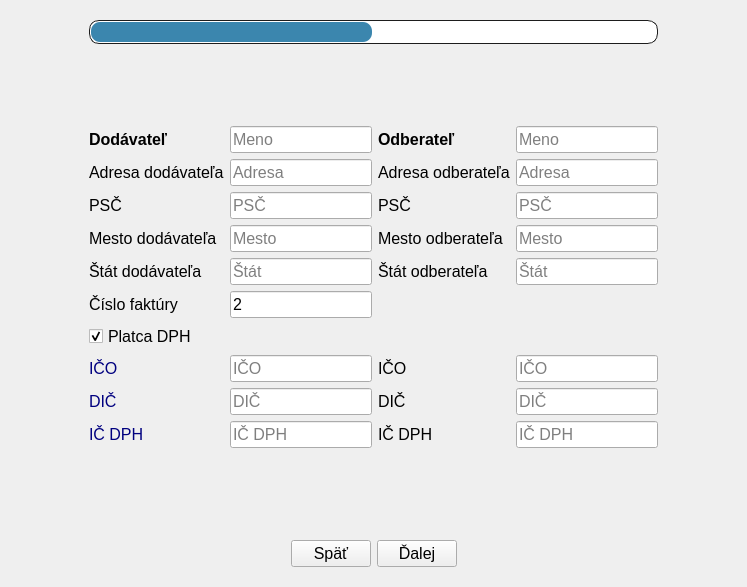
Before: the Qt Designer form Pages/NewInvoice/invoicepage.ui in Gustopoll/InvoiceMaker, drawn with Qt 5.
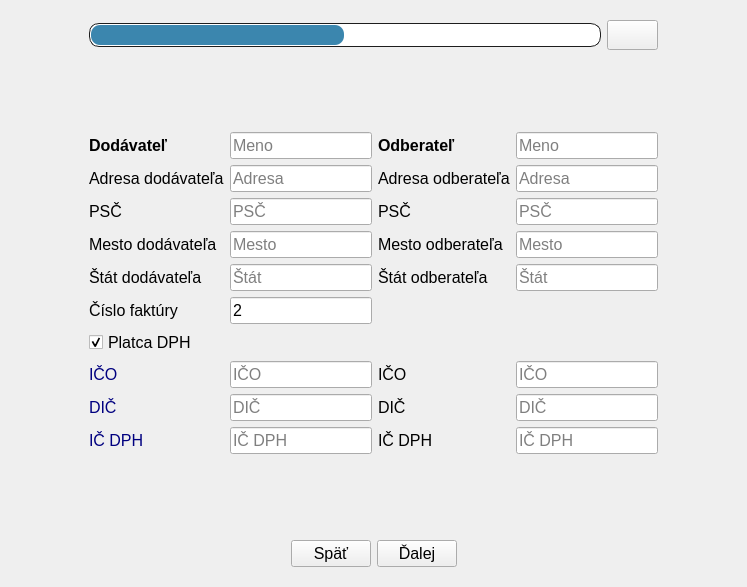
After: the same form once the commit is applied. The open tabs and pages were chosen to show the change. Icons and pictures are not drawn.

Commit message: added erase invoice button and small fix

Patch:
```diff
--- a/Pages/NewInvoice/invoicepage.ui
+++ b/Pages/NewInvoice/invoicepage.ui
@@ -813,67 +813,8 @@
        </item>
        <item row="0" column="1" colspan="4">
         <layout class="QGridLayout" name="gridLayout_4">
-         <item row="10" column="0">
-          <widget class="QLabel" name="labelICO_D">
-           <property name="font">
-            <font>
-             <pointsize>12</pointsize>
-             <weight>50</weight>
-             <bold>false</bold>
-            </font>
-           </property>
-           <property name="styleSheet">
-            <string notr="true">color: rgb(0, 0, 127);</string>
-           </property>
-           <property name="text">
-            <string>IČO</string>
-           </property>
-          </widget>
-         </item>
-         <item row="5" column="1">
-          <widget class="QLineEdit" name="lineEditCityD">
-           <property name="font">
-            <font>
-             <pointsize>12</pointsize>
-             <weight>50</weight>
-             <bold>false</bold>
-            </font>
-           </property>
-           <property name="placeholderText">
-            <string>Mesto</string>
-           </property>
-          </widget>
-         </item>
-         <item row="3" column="0">
-          <widget class="QLabel" name="labelAdressD">
-           <property name="font">
-            <font>
-             <pointsize>12</pointsize>
-             <weight>50</weight>
-             <bold>false</bold>
-            </font>
-           </property>
-           <property name="text">
-            <string>Adresa dodávateľa</string>
-           </property>
-          </widget>
-         </item>
-         <item row="3" column="1">
-          <widget class="QLineEdit" name="lineEditAdressD">
-           <property name="font">
-            <font>
-             <pointsize>12</pointsize>
-             <weight>50</weight>
-             <bold>false</bold>
-            </font>
-           </property>
-           <property name="placeholderText">
-            <string>Adresa</string>
-           </property>
-          </widget>
-         </item>
          <item row="7" column="1">
-          <widget class="QLineEdit" name="lineEditNumberFacture">
+          <widget class="QLineEdit" name="lineEditStateD">
            <property name="font">
             <font>
              <pointsize>12</pointsize>
@@ -881,15 +822,68 @@
              <bold>false</bold>
             </font>
            </property>
+           <property name="placeholderText">
+            <string>Štát</string>
+           </property>
+          </widget>
+         </item>
+         <item row="6" column="0">
+          <widget class="QLabel" name="labelCityD">
+           <property name="font">
+            <font>
+             <pointsize>12</pointsize>
+             <weight>50</weight>
+             <bold>false</bold>
+            </font>
+           </property>
            <property name="text">
-            <string>2</string>
+            <string>Mesto dodávateľa</string>
            </property>
+          </widget>
+         </item>
+         <item row="5" column="0">
+          <widget class="QLabel" name="labelPSC_D">
+           <property name="font">
+            <font>
+             <pointsize>12</pointsize>
+             <weight>50</weight>
+             <bold>false</bold>
+            </font>
+           </property>
+           <property name="text">
+            <string>PSČ</string>
+           </property>
+          </widget>
+         </item>
+         <item row="12" column="2">
+          <widget class="QLabel" name="labelDIC_O">
+           <property name="font">
+            <font>
+             <pointsize>12</pointsize>
+             <weight>50</weight>
+             <bold>false</bold>
+            </font>
+           </property>
+           <property name="text">
+            <string>DIČ</string>
+           </property>
+          </widget>
+         </item>
+         <item row="13" column="1">
+          <widget class="QLineEdit" name="lineEditICDPH_D">
+           <property name="font">
+            <font>
+             <pointsize>12</pointsize>
+             <weight>50</weight>
+             <bold>false</bold>
+            </font>
+           </property>
            <property name="placeholderText">
-            <string>Číslo faktúry</string>
+            <string>IČ DPH</string>
            </property>
           </widget>
          </item>
-         <item row="8" column="0">
+         <item row="9" column="0">
           <widget class="QCheckBox" name="checkBoxDPHPayer">
            <property name="enabled">
             <bool>true</bool>
@@ -912,8 +906,8 @@
            </property>
           </widget>
          </item>
-         <item row="10" column="3">
-          <widget class="QLineEdit" name="lineEditICO_O">
+         <item row="6" column="2">
+          <widget class="QLabel" name="labelCityO">
            <property name="font">
             <font>
              <pointsize>12</pointsize>
@@ -921,87 +915,12 @@
              <bold>false</bold>
             </font>
            </property>
-           <property name="placeholderText">
-            <string>IČO</string>
-           </property>
-          </widget>
-         </item>
-         <item row="2" column="3">
-          <widget class="QLineEdit" name="lineEditNameO">
-           <property name="font">
-            <font>
-             <pointsize>12</pointsize>
-             <weight>50</weight>
-             <bold>false</bold>
-            </font>
-           </property>
            <property name="text">
-            <string/>
+            <string>Mesto odberateľa</string>
            </property>
-           <property name="placeholderText">
-            <string>Meno</string>
-           </property>
           </widget>
          </item>
-         <item row="18" column="1">
-          <spacer name="verticalSpacer">
-           <property name="orientation">
-            <enum>Qt::Vertical</enum>
-           </property>
-           <property name="sizeHint" stdset="0">
-            <size>
-             <width>20</width>
-             <height>40</height>
-            </size>
-           </property>
-          </spacer>
-         </item>
-         <item row="11" column="1">
-          <widget class="QLineEdit" name="lineEditDIC_D">
-           <property name="font">
-            <font>
-             <pointsize>12</pointsize>
-             <weight>50</weight>
-             <bold>false</bold>
-            </font>
-           </property>
-           <property name="placeholderText">
-            <string>DIČ</string>
-           </property>
-          </widget>
-         </item>
-         <item row="2" column="1">
-          <widget class="QLineEdit" name="lineEditNameD">
-           <property name="font">
-            <font>
-             <pointsize>12</pointsize>
-             <weight>50</weight>
-             <bold>false</bold>
-            </font>
-           </property>
-           <property name="text">
-            <string/>
-           </property>
-           <property name="placeholderText">
-            <string>Meno</string>
-           </property>
-          </widget>
-         </item>
-         <item row="10" column="1">
-          <widget class="QLineEdit" name="lineEditICO_D">
-           <property name="font">
-            <font>
-             <pointsize>12</pointsize>
-             <weight>50</weight>
-             <bold>false</bold>
-            </font>
-           </property>
-           <property name="placeholderText">
-            <string>IČO</string>
-           </property>
-          </widget>
-         </item>
-         <item row="1" column="2">
+         <item row="2" column="2">
           <widget class="QLabel" name="label_3">
            <property name="sizePolicy">
             <sizepolicy hsizetype="Fixed" vsizetype="Fixed">
@@ -1023,57 +942,21 @@
            </property>
           </widget>
          </item>
-         <item row="6" column="3">
-          <widget class="QLineEdit" name="lineEditStateO">
+         <item row="4" column="0">
+          <widget class="QLabel" name="labelAdressD">
            <property name="font">
             <font>
              <pointsize>12</pointsize>
              <weight>50</weight>
              <bold>false</bold>
             </font>
-           </property>
-           <property name="placeholderText">
-            <string>Štát</string>
-           </property>
-          </widget>
-         </item>
-         <item row="1" column="0">
-          <widget class="QLabel" name="label_2">
-           <property name="sizePolicy">
-            <sizepolicy hsizetype="Fixed" vsizetype="Fixed">
-             <horstretch>0</horstretch>
-             <verstretch>0</verstretch>
-            </sizepolicy>
-           </property>
-           <property name="minimumSize">
-            <size>
-             <width>60</width>
-             <height>70</height>
-            </size>
-           </property>
-           <property name="styleSheet">
-            <string notr="true">border-image: url(:/icon/Data/supplier.png);</string>
            </property>
            <property name="text">
-            <string/>
+            <string>Adresa dodávateľa</string>
            </property>
           </widget>
          </item>
-         <item row="11" column="3">
-          <widget class="QLineEdit" name="lineEditDIC_O">
-           <property name="font">
-            <font>
-             <pointsize>12</pointsize>
-             <weight>50</weight>
-             <bold>false</bold>
-            </font>
-           </property>
-           <property name="placeholderText">
-            <string>DIČ</string>
-           </property>
-          </widget>
-         </item>
-         <item row="12" column="2">
+         <item row="13" column="2">
           <widget class="QLabel" name="labelICDPH_O">
            <property name="font">
             <font>
@@ -1087,8 +970,8 @@
            </property>
           </widget>
          </item>
-         <item row="7" column="0">
-          <widget class="QLabel" name="labelNumberFacture">
+         <item row="11" column="0">
+          <widget class="QLabel" name="labelICO_D">
            <property name="font">
             <font>
              <pointsize>12</pointsize>
@@ -1096,54 +979,15 @@
              <bold>false</bold>
             </font>
            </property>
-           <property name="text">
-            <string>Číslo faktúry</string>
-           </property>
-          </widget>
-         </item>
-         <item row="6" column="1">
-          <widget class="QLineEdit" name="lineEditStateD">
-           <property name="font">
-            <font>
-             <pointsize>12</pointsize>
-             <weight>50</weight>
-             <bold>false</bold>
-            </font>
-           </property>
-           <property name="placeholderText">
-            <string>Štát</string>
-           </property>
-          </widget>
-         </item>
-         <item row="2" column="0">
-          <widget class="QLabel" name="labelNameD">
-           <property name="font">
-            <font>
-             <pointsize>12</pointsize>
-             <weight>75</weight>
-             <bold>true</bold>
-            </font>
-           </property>
-           <property name="text">
-            <string>Dodávateľ</string>
-           </property>
-          </widget>
-         </item>
-         <item row="10" column="2">
-          <widget class="QLabel" name="labelICO_O">
-           <property name="font">
-            <font>
-             <pointsize>12</pointsize>
-             <weight>50</weight>
-             <bold>false</bold>
-            </font>
+           <property name="styleSheet">
+            <string notr="true">color: rgb(0, 0, 127);</string>
            </property>
            <property name="text">
             <string>IČO</string>
            </property>
           </widget>
          </item>
-         <item row="3" column="2">
+         <item row="4" column="2">
           <widget class="QLabel" name="labelAdressO">
            <property name="font">
             <font>
@@ -1157,38 +1001,8 @@
            </property>
           </widget>
          </item>
-         <item row="0" column="0" colspan="4">
-          <widget class="QProgressBar" name="progressBar_2">
-           <property name="styleSheet">
-            <string notr="true">QProgressBar
-{
-	border: 1px solid #1d1d1d;
-    text-align: center;
-	border-radius: 10px;
-	color: #fff;
-	font-weight: bold;
-
-}
-
-
-QProgressBar::chunk
-{
-    background-color: #3b86ae;
-	border-radius: 9px;
-    margin: 0.5px;
-
-}</string>
-           </property>
-           <property name="value">
-            <number>50</number>
-           </property>
-           <property name="textVisible">
-            <bool>false</bool>
-           </property>
-          </widget>
-         </item>
-         <item row="4" column="3">
-          <widget class="QLineEdit" name="lineEditPSC_O">
+         <item row="5" column="2">
+          <widget class="QLabel" name="labelPSC_O">
            <property name="font">
             <font>
              <pointsize>12</pointsize>
@@ -1196,13 +1010,13 @@
              <bold>false</bold>
             </font>
            </property>
-           <property name="placeholderText">
+           <property name="text">
             <string>PSČ</string>
            </property>
           </widget>
          </item>
-         <item row="12" column="3">
-          <widget class="QLineEdit" name="lineEditICDPH_O">
+         <item row="6" column="1">
+          <widget class="QLineEdit" name="lineEditCityD">
            <property name="font">
             <font>
              <pointsize>12</pointsize>
@@ -1211,26 +1025,29 @@
             </font>
            </property>
            <property name="placeholderText">
+            <string>Mesto</string>
+           </property>
+          </widget>
+         </item>
+         <item row="13" column="0">
+          <widget class="QLabel" name="labelICDPH_D">
+           <property name="font">
+            <font>
+             <pointsize>12</pointsize>
+             <weight>50</weight>
+             <bold>false</bold>
+            </font>
+           </property>
+           <property name="styleSheet">
+            <string notr="true">color: rgb(0, 0, 127);</string>
+           </property>
+           <property name="text">
             <string>IČ DPH</string>
            </property>
           </widget>
          </item>
-         <item row="6" column="2">
-          <widget class="QLabel" name="labelStateO">
-           <property name="font">
-            <font>
-             <pointsize>12</pointsize>
-             <weight>50</weight>
-             <bold>false</bold>
-            </font>
-           </property>
-           <property name="text">
-            <string>Štát odberateľa</string>
-           </property>
-          </widget>
-         </item>
          <item row="11" column="2">
-          <widget class="QLabel" name="labelDIC_O">
+          <widget class="QLabel" name="labelICO_O">
            <property name="font">
             <font>
              <pointsize>12</pointsize>
@@ -1239,11 +1056,56 @@
             </font>
            </property>
            <property name="text">
-            <string>DIČ</string>
+            <string>IČO</string>
            </property>
           </widget>
          </item>
-         <item row="6" column="0">
+         <item row="13" column="3">
+          <widget class="QLineEdit" name="lineEditICDPH_O">
+           <property name="font">
+            <font>
+             <pointsize>12</pointsize>
+             <weight>50</weight>
+             <bold>false</bold>
+            </font>
+           </property>
+           <property name="placeholderText">
+            <string>IČ DPH</string>
+           </property>
+          </widget>
+         </item>
+         <item row="5" column="3">
+          <widget class="QLineEdit" name="lineEditPSC_O">
+           <property name="font">
+            <font>
+             <pointsize>12</pointsize>
+             <weight>50</weight>
+             <bold>false</bold>
+            </font>
+           </property>
+           <property name="placeholderText">
+            <string>PSČ</string>
+           </property>
+          </widget>
+         </item>
+         <item row="3" column="1">
+          <widget class="QLineEdit" name="lineEditNameD">
+           <property name="font">
+            <font>
+             <pointsize>12</pointsize>
+             <weight>50</weight>
+             <bold>false</bold>
+            </font>
+           </property>
+           <property name="text">
+            <string/>
+           </property>
+           <property name="placeholderText">
+            <string>Meno</string>
+           </property>
+          </widget>
+         </item>
+         <item row="7" column="0">
           <widget class="QLabel" name="labelStateD">
            <property name="font">
             <font>
@@ -1257,24 +1119,7 @@
            </property>
           </widget>
          </item>
-         <item row="12" column="0">
-          <widget class="QLabel" name="labelICDPH_D">
-           <property name="font">
-            <font>
-             <pointsize>12</pointsize>
-             <weight>50</weight>
-             <bold>false</bold>
-            </font>
-           </property>
-           <property name="styleSheet">
-            <string notr="true">color: rgb(0, 0, 127);</string>
-           </property>
-           <property name="text">
-            <string>IČ DPH</string>
-           </property>
-          </widget>
-         </item>
-         <item row="3" column="3">
+         <item row="4" column="3">
           <widget class="QLineEdit" name="lineEditAdressO">
            <property name="font">
             <font>
@@ -1288,7 +1133,48 @@
            </property>
           </widget>
          </item>
-         <item row="11" column="0">
+         <item row="11" column="1">
+          <widget class="QLineEdit" name="lineEditICO_D">
+           <property name="font">
+            <font>
+             <pointsize>12</pointsize>
+             <weight>50</weight>
+             <bold>false</bold>
+            </font>
+           </property>
+           <property name="placeholderText">
+            <string>IČO</string>
+           </property>
+          </widget>
+         </item>
+         <item row="4" column="1">
+          <widget class="QLineEdit" name="lineEditAdressD">
+           <property name="font">
+            <font>
+             <pointsize>12</pointsize>
+             <weight>50</weight>
+             <bold>false</bold>
+            </font>
+           </property>
+           <property name="placeholderText">
+            <string>Adresa</string>
+           </property>
+          </widget>
+         </item>
+         <item row="19" column="1">
+          <spacer name="verticalSpacer">
+           <property name="orientation">
+            <enum>Qt::Vertical</enum>
+           </property>
+           <property name="sizeHint" stdset="0">
+            <size>
+             <width>20</width>
+             <height>40</height>
+            </size>
+           </property>
+          </spacer>
+         </item>
+         <item row="12" column="0">
           <widget class="QLabel" name="labelDIC_D">
            <property name="font">
             <font>
@@ -1305,49 +1191,7 @@
            </property>
           </widget>
          </item>
-         <item row="4" column="0">
-          <widget class="QLabel" name="labelPSC_D">
-           <property name="font">
-            <font>
-             <pointsize>12</pointsize>
-             <weight>50</weight>
-             <bold>false</bold>
-            </font>
-           </property>
-           <property name="text">
-            <string>PSČ</string>
-           </property>
-          </widget>
-         </item>
-         <item row="5" column="0">
-          <widget class="QLabel" name="labelCityD">
-           <property name="font">
-            <font>
-             <pointsize>12</pointsize>
-             <weight>50</weight>
-             <bold>false</bold>
-            </font>
-           </property>
-           <property name="text">
-            <string>Mesto dodávateľa</string>
-           </property>
-          </widget>
-         </item>
-         <item row="5" column="3">
-          <widget class="QLineEdit" name="lineEditCityO">
-           <property name="font">
-            <font>
-             <pointsize>12</pointsize>
-             <weight>50</weight>
-             <bold>false</bold>
-            </font>
-           </property>
-           <property name="placeholderText">
-            <string>Mesto</string>
-           </property>
-          </widget>
-         </item>
-         <item row="2" column="2">
+         <item row="3" column="2">
           <widget class="QLabel" name="labelNameO">
            <property name="font">
             <font>
@@ -1361,7 +1205,7 @@
            </property>
           </widget>
          </item>
-         <item row="4" column="1">
+         <item row="5" column="1">
           <widget class="QLineEdit" name="lineEditPSC_D">
            <property name="font">
             <font>
@@ -1375,8 +1219,8 @@
            </property>
           </widget>
          </item>
-         <item row="5" column="2">
-          <widget class="QLabel" name="labelCityO">
+         <item row="11" column="3">
+          <widget class="QLineEdit" name="lineEditICO_O">
            <property name="font">
             <font>
              <pointsize>12</pointsize>
@@ -1384,13 +1228,27 @@
              <bold>false</bold>
             </font>
            </property>
+           <property name="placeholderText">
+            <string>IČO</string>
+           </property>
+          </widget>
+         </item>
+         <item row="8" column="0">
+          <widget class="QLabel" name="labelNumberFacture">
+           <property name="font">
+            <font>
+             <pointsize>12</pointsize>
+             <weight>50</weight>
+             <bold>false</bold>
+            </font>
+           </property>
            <property name="text">
-            <string>Mesto odberateľa</string>
+            <string>Číslo faktúry</string>
            </property>
           </widget>
          </item>
-         <item row="4" column="2">
-          <widget class="QLabel" name="labelPSC_O">
+         <item row="7" column="3">
+          <widget class="QLineEdit" name="lineEditStateO">
            <property name="font">
             <font>
              <pointsize>12</pointsize>
@@ -1398,13 +1256,44 @@
              <bold>false</bold>
             </font>
            </property>
+           <property name="placeholderText">
+            <string>Štát</string>
+           </property>
+          </widget>
+         </item>
+         <item row="8" column="1">
+          <widget class="QLineEdit" name="lineEditNumberFacture">
+           <property name="font">
+            <font>
+             <pointsize>12</pointsize>
+             <weight>50</weight>
+             <bold>false</bold>
+            </font>
+           </property>
            <property name="text">
-            <string>PSČ</string>
+            <string>2</string>
+           </property>
+           <property name="placeholderText">
+            <string>Číslo faktúry</string>
+           </property>
+          </widget>
+         </item>
+         <item row="3" column="0">
+          <widget class="QLabel" name="labelNameD">
+           <property name="font">
+            <font>
+             <pointsize>12</pointsize>
+             <weight>75</weight>
+             <bold>true</bold>
+            </font>
+           </property>
+           <property name="text">
+            <string>Dodávateľ</string>
            </property>
           </widget>
          </item>
          <item row="12" column="1">
-          <widget class="QLineEdit" name="lineEditICDPH_D">
+          <widget class="QLineEdit" name="lineEditDIC_D">
            <property name="font">
             <font>
              <pointsize>12</pointsize>
@@ -1413,10 +1302,141 @@
             </font>
            </property>
            <property name="placeholderText">
-            <string>IČ DPH</string>
+            <string>DIČ</string>
            </property>
           </widget>
          </item>
+         <item row="3" column="3">
+          <widget class="QLineEdit" name="lineEditNameO">
+           <property name="font">
+            <font>
+             <pointsize>12</pointsize>
+             <weight>50</weight>
+             <bold>false</bold>
+            </font>
+           </property>
+           <property name="text">
+            <string/>
+           </property>
+           <property name="placeholderText">
+            <string>Meno</string>
+           </property>
+          </widget>
+         </item>
+         <item row="12" column="3">
+          <widget class="QLineEdit" name="lineEditDIC_O">
+           <property name="font">
+            <font>
+             <pointsize>12</pointsize>
+             <weight>50</weight>
+             <bold>false</bold>
+            </font>
+           </property>
+           <property name="placeholderText">
+            <string>DIČ</string>
+           </property>
+          </widget>
+         </item>
+         <item row="2" column="0">
+          <widget class="QLabel" name="label_2">
+           <property name="sizePolicy">
+            <sizepolicy hsizetype="Fixed" vsizetype="Fixed">
+             <horstretch>0</horstretch>
+             <verstretch>0</verstretch>
+            </sizepolicy>
+           </property>
+           <property name="minimumSize">
+            <size>
+             <width>60</width>
+             <height>70</height>
+            </size>
+           </property>
+           <property name="styleSheet">
+            <string notr="true">border-image: url(:/icon/Data/supplier.png);</string>
+           </property>
+           <property name="text">
+            <string/>
+           </property>
+          </widget>
+         </item>
+         <item row="7" column="2">
+          <widget class="QLabel" name="labelStateO">
+           <property name="font">
+            <font>
+             <pointsize>12</pointsize>
+             <weight>50</weight>
+             <bold>false</bold>
+            </font>
+           </property>
+           <property name="text">
+            <string>Štát odberateľa</string>
+           </property>
+          </widget>
+         </item>
+         <item row="6" column="3">
+          <widget class="QLineEdit" name="lineEditCityO">
+           <property name="font">
+            <font>
+             <pointsize>12</pointsize>
+             <weight>50</weight>
+             <bold>false</bold>
+            </font>
+           </property>
+           <property name="placeholderText">
+            <string>Mesto</string>
+           </property>
+          </widget>
+         </item>
+         <item row="1" column="0" colspan="4">
+          <layout class="QGridLayout" name="gridProgress2">
+           <item row="0" column="0">
+            <widget class="QProgressBar" name="progressBar_2">
+             <property name="styleSheet">
+              <string notr="true">QProgressBar
+{
+	border: 1px solid #1d1d1d;
+    text-align: center;
+	border-radius: 10px;
+	color: #fff;
+	font-weight: bold;
+
+}
+
+
+QProgressBar::chunk
+{
+    background-color: #3b86ae;
+	border-radius: 9px;
+    margin: 0.5px;
+
+}</string>
+             </property>
+             <property name="value">
+              <number>50</number>
+             </property>
+             <property name="textVisible">
+              <bool>false</bool>
+             </property>
+            </widget>
+           </item>
+           <item row="0" column="1">
+            <widget class="QPushButton" name="buttonX2">
+             <property name="minimumSize">
+              <size>
+               <width>30</width>
+               <height>30</height>
+              </size>
+             </property>
+             <property name="styleSheet">
+              <string notr="true">border-image: url(:/icon/Data/erase.png);</string>
+             </property>
+             <property name="text">
+              <string/>
+             </property>
+            </widget>
+           </item>
+          </layout>
+         </item>
         </layout>
        </item>
        <item row="1" column="1">
```
Left out of the diff: 1518 changed lines with no effect on the pictures. The commit also changes 16 other files.
